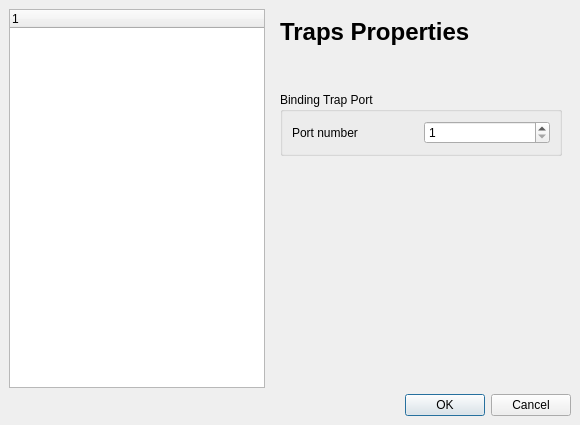
verrio/snmpb, file app/preferences.ui: the form before one commit.
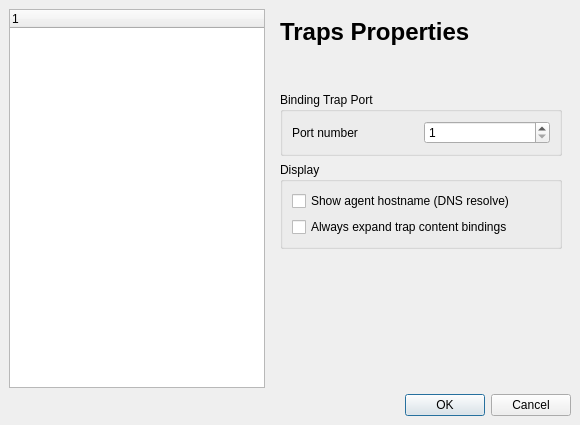
The form after the commit. The open tabs and pages were chosen to show the change. Icons and pictures are not drawn.

Commit message: Added option to do DNS resolve on trap agent, default false; added option to always expand trap content binding, default true. Trackers #2810798, #2964741

Patch:
```diff
--- a/app/preferences.ui
+++ b/app/preferences.ui
@@ -28,10 +28,8 @@
     <height>425</height>
    </rect>
   </property>
-  <property name="sizePolicy" >
-   <sizepolicy>
-    <hsizetype>0</hsizetype>
-    <vsizetype>0</vsizetype>
+  <property name="sizePolicy">
+   <sizepolicy hsizetype="Fixed" vsizetype="Fixed">
     <horstretch>0</horstretch>
     <verstretch>0</verstretch>
    </sizepolicy>
@@ -197,21 +195,28 @@
      </widget>
      <widget class="QWidget" name="TrapProps" >
       <layout class="QGridLayout" >
-       <property name="margin" >
-        <number>9</number>
-       </property>
-       <property name="spacing" >
-        <number>6</number>
-       </property>
-       <item row="3" column="0" >
+       <item row="0" column="0">
+        <widget class="QLabel" name="TrapsPropsL">
+         <property name="text">
+          <string>&lt;html&gt;&lt;head&gt;&lt;meta name=&quot;qrichtext&quot; content=&quot;1&quot; /&gt;&lt;style type=&quot;text/css&quot;&gt;
+p, li { white-space: pre-wrap; }
+&lt;/style&gt;&lt;/head&gt;&lt;body style=&quot; font-family:'Sans Serif'; font-size:12pt; font-weight:400; font-style:normal; text-decoration:none;&quot;&gt;
+&lt;p style=&quot; margin-top:0px; margin-bottom:0px; margin-left:0px; margin-right:0px; -qt-block-indent:0; text-indent:0px;&quot;&gt;&lt;span style=&quot; font-size:18pt; font-weight:600;&quot;&gt;Traps Properties&lt;/span&gt;&lt;/p&gt;&lt;/body&gt;&lt;/html&gt;</string>
+         </property>
+        </widget>
+       </item>
+       <item row="1" column="0">
         <spacer>
          <property name="orientation" >
           <enum>Qt::Vertical</enum>
          </property>
-         <property name="sizeHint" >
+         <property name="sizeType">
+          <enum>QSizePolicy::Fixed</enum>
+         </property>
+         <property name="sizeHint" stdset="0">
           <size>
            <width>20</width>
-           <height>111</height>
+           <height>40</height>
           </size>
          </property>
         </spacer>
@@ -251,28 +256,47 @@
          </layout>
         </widget>
        </item>
-       <item row="0" column="0" >
-        <widget class="QLabel" name="TrapsPropsL" >
-         <property name="text" >
-          <string>&lt;html>&lt;head>&lt;meta name="qrichtext" content="1" />&lt;style type="text/css">
-p, li { white-space: pre-wrap; }
-&lt;/style>&lt;/head>&lt;body style=" font-family:'Sans Serif'; font-size:12pt; font-weight:400; font-style:normal; text-decoration:none;">
-&lt;p style=" margin-top:0px; margin-bottom:0px; margin-left:0px; margin-right:0px; -qt-block-indent:0; text-indent:0px;">&lt;span style=" font-size:18pt; font-weight:600;">Traps Properties&lt;/span>&lt;/p>&lt;/body>&lt;/html></string>
+       <item row="3" column="0">
+        <widget class="QGroupBox" name="Display">
+         <property name="title">
+          <string>Display</string>
          </property>
+         <layout class="QGridLayout" >
+          <property name="margin">
+           <number>9</number>
+          </property>
+          <property name="spacing">
+           <number>6</number>
+          </property>
+          <item row="1" column="0">
+           <widget class="QCheckBox" name="ShowAgentName">
+            <property name="text">
+             <string>Show agent hostname (DNS resolve) </string>
+            </property>
+           </widget>
+          </item>
+          <item row="2" column="0">
+           <widget class="QCheckBox" name="ExpandTrapBinding">
+            <property name="text">
+             <string>Always expand trap content bindings</string>
+            </property>
+           </widget>
+          </item>
+         </layout>
         </widget>
        </item>
-       <item row="1" column="0" >
+       <item row="4" column="0">
         <spacer>
          <property name="orientation" >
           <enum>Qt::Vertical</enum>
          </property>
-         <property name="sizeType" >
-          <enum>QSizePolicy::Fixed</enum>
+         <property name="sizeType">
+          <enum>QSizePolicy::Expanding</enum>
          </property>
-         <property name="sizeHint" >
+         <property name="sizeHint" stdset="0">
           <size>
            <width>20</width>
-           <height>40</height>
+           <height>111</height>
           </size>
          </property>
         </spacer>
```
Left out of the diff: 208 changed lines with no effect on the pictures. The commit also changes 6 other files.
